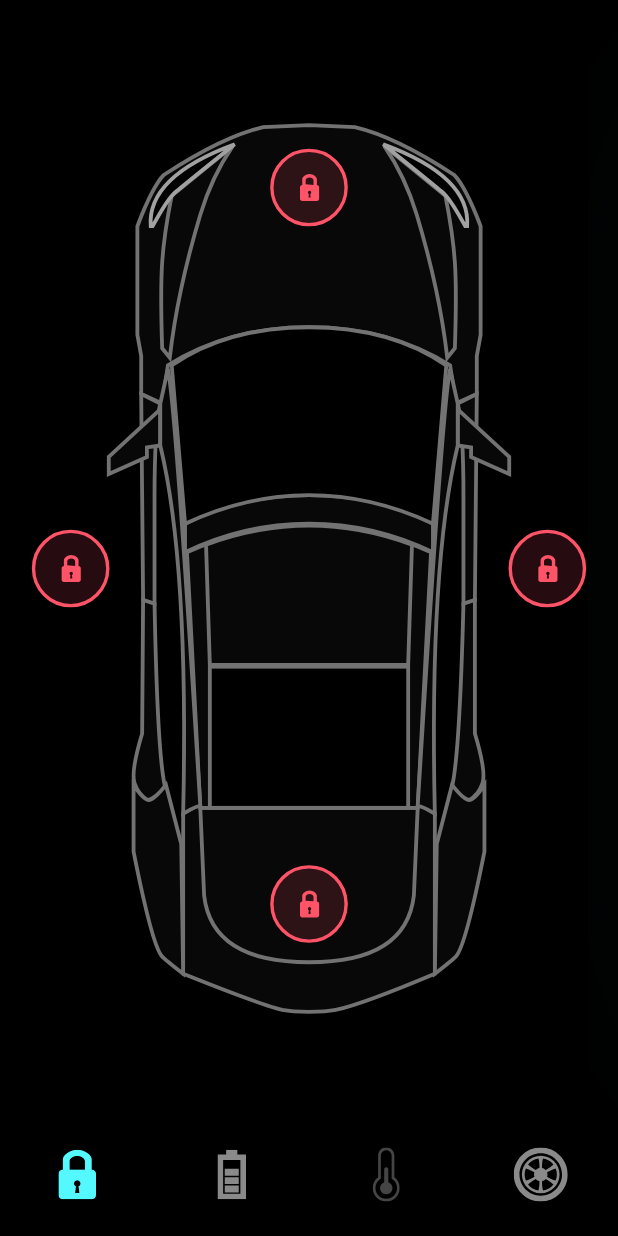
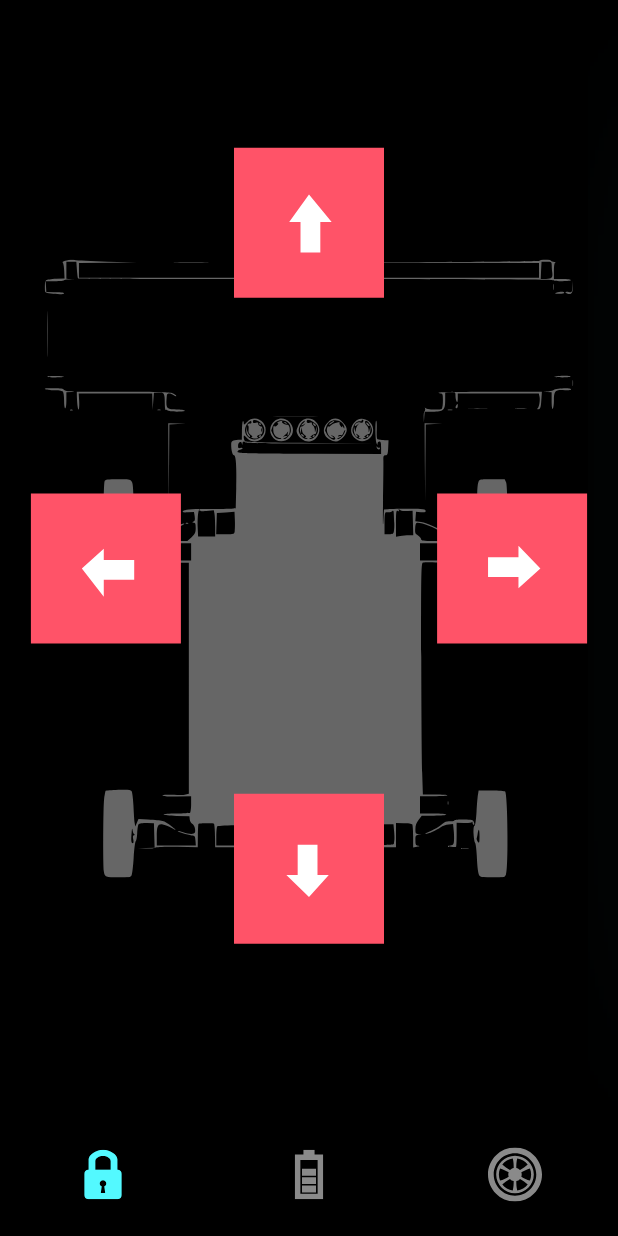
Before and after one commit to python-arch/MineSweeper_control_APP, a Flutter app: the screen it shows after launch, on a phone screen of 412 x 824 dp. Run offline on Flutter 3.47's test engine with Material 2 defaults, Android fonts, the phone set to English and light mode, and no system bars; our stand-ins replace flutter_svg; missing offline and left inert: roslibdart.

Commit message:
ros still left

```diff
--- a/lib/main.dart
+++ b/lib/main.dart
@@ -12,7 +12,7 @@ class MyApp extends StatelessWidget {
   @override
   Widget build(BuildContext context) {
     return MaterialApp(
-      title: 'Tesla Animated App',
+      title: 'MineSweepers Controlled App',
       debugShowCheckedModeBanner: false,
       theme: ThemeData(
         brightness: Brightness.dark,
--- /dev/null
+++ b/lib/screens/components/arrow_button.dart
@@ -0,0 +1,43 @@
+import 'package:flutter/material.dart';
+import 'package:flutter_svg/flutter_svg.dart';
+
+class ArrowButton extends StatelessWidget {
+  final VoidCallback press;
+  final int command;
+
+  ArrowButton({
+    Key? key,
+    required this.press,
+    required this.command,
+  }) : super(key: key);
+
+  @override
+  Widget build(BuildContext context) {
+    String arrowAsset;
+
+    switch (command) {
+      case 1:
+        arrowAsset = "assets/icons/right_arrow.svg";
+        break;
+      case 2:
+        arrowAsset = "assets/icons/left_arrow.svg";
+        break;
+      case 3:
+        arrowAsset = "assets/icons/backward_arrow.svg";
+        break;
+      case 4:
+        arrowAsset = "assets/icons/forward_arrow.svg";
+        break;
+      default:
+        arrowAsset = ""; // Default to an empty asset if the command is not recognized
+        break;
+    }
+
+    return GestureDetector(
+      onTap: press,
+      child: SvgPicture.asset(
+        arrowAsset,
+      ),
+    );
+  }
+}
--- a/lib/screens/components/door_lock.dart
+++ /dev/null
@@ -1,39 +0,0 @@
-import 'package:flutter/material.dart';
-import 'package:flutter_svg/flutter_svg.dart';
-
-import '../../constanins.dart';
-
-class DoorLock extends StatelessWidget {
-  const DoorLock({
-    Key? key,
-    required this.press,
-    required this.isLock,
-  }) : super(key: key);
-
-  final VoidCallback press;
-  final bool isLock;
-
-  @override
-  Widget build(BuildContext context) {
-    return GestureDetector(
-      onTap: press,
-      child: AnimatedSwitcher(
-        duration: defaultDuration,
-        switchInCurve: Curves.easeInOutBack,
-        transitionBuilder: (child, animation) => ScaleTransition(
-          scale: animation,
-          child: child,
-        ),
-        child: isLock
-            ? SvgPicture.asset(
-                "assets/icons/door_lock.svg",
-                key: ValueKey("lock"),
-              )
-            : SvgPicture.asset(
-                "assets/icons/door_unlock.svg",
-                key: ValueKey("unlock"),
-              ),
-      ),
-    );
-  }
-}
--- a/lib/screens/components/tesla_bottom_navigationbar.dart
+++ b/lib/screens/components/tesla_bottom_navigationbar.dart
@@ -19,7 +19,7 @@ class TeslaBottomNavigationBar extends StatelessWidget {
       onTap: onTap,
       currentIndex: selectedTab,
       type: BottomNavigationBarType.fixed,
-      backgroundColor: Colors.black,
+      backgroundColor: Colors.black54,
       items: List.generate(
         navIconSrc.length,
         (index) => BottomNavigationBarItem(
@@ -37,6 +37,5 @@ class TeslaBottomNavigationBar extends StatelessWidget {
 List<String> navIconSrc = [
   "assets/icons/Lock.svg",
   "assets/icons/Charge.svg",
-  "assets/icons/Temp.svg",
   "assets/icons/Tyre.svg",
 ];
--- a/lib/screens/components/tyre_psi_card.dart
+++ b/lib/screens/components/tyre_psi_card.dart
@@ -65,7 +65,7 @@ class TyrePsiCard extends StatelessWidget {
               .copyWith(color: Colors.white, fontWeight: FontWeight.w600),
         ),
         Text(
-          "Pressure".toUpperCase(),
+          "Speed".toUpperCase(),
           style: TextStyle(fontSize: 20),
         ),
       ],
@@ -82,7 +82,7 @@ class TyrePsiCard extends StatelessWidget {
             ),
         children: [
           TextSpan(
-            text: "psi",
+            text: "rpm",
             style: TextStyle(fontSize: 24),
           )
         ],
--- a/lib/screens/home_screen.dart
+++ b/lib/screens/home_screen.dart
@@ -4,9 +4,10 @@ import 'package:flutter_svg/svg.dart';
 import 'package:minesweepers_control_app/constanins.dart';
 import 'package:minesweepers_control_app/home_controller.dart';
 import 'package:minesweepers_control_app/models/TyrePsi.dart';
+import 'dart:math';
 
 import 'components/battery_status.dart';
-import 'components/door_lock.dart';
+import 'components/arrow_button.dart';
 import 'components/temp_details.dart';
 import 'components/tesla_bottom_navigationbar.dart';
 import 'components/tmp_btn.dart';
@@ -135,21 +136,17 @@ class _HomeScreenState extends State<HomeScreen> with TickerProviderStateMixin {
           return Scaffold(
             bottomNavigationBar: TeslaBottomNavigationBar(
               onTap: (index) {
-                if (index == 1)
+                if (index == 1) {
                   _batteryAnimationController.forward();
-                else if (_controller.selectedBottomTab == 1 && index != 1)
+                } else if (_controller.selectedBottomTab == 1 && index != 1) {
                   _batteryAnimationController.reverse(from: 0.7);
+                }
 
-                if (index == 2)
-                  _tempAnimationController.forward();
-                else if (_controller.selectedBottomTab == 2 && index != 2)
-                  _tempAnimationController.reverse(from: 0.4);
-
-                if (index == 3)
+                if (index == 2) { // Skip the "Temp" section
                   _tyreAnimationController.forward();
-                else if (_controller.selectedBottomTab == 3 && index != 3)
+                } else if (_controller.selectedBottomTab == 2 && index != 2) {
                   _tyreAnimationController.reverse();
-
+                }
                 _controller.showTyreController(index);
                 _controller.tyreStatusController(index);
                 // Make sure you call it before [onBottomNavigationTabChange]
@@ -157,6 +154,7 @@ class _HomeScreenState extends State<HomeScreen> with TickerProviderStateMixin {
               },
               selectedTab: _controller.selectedBottomTab,
             ),
+
             body: SafeArea(
               child: LayoutBuilder(
                 builder: (context, constrains) {
@@ -177,9 +175,11 @@ class _HomeScreenState extends State<HomeScreen> with TickerProviderStateMixin {
                         child: Padding(
                           padding: EdgeInsets.symmetric(
                               vertical: constrains.maxHeight * 0.1),
-                          child: SvgPicture.asset(
-                            "assets/icons/Car.svg",
-                            width: double.infinity,
+                          child: Transform.rotate(
+                            angle: -pi/2, // Rotate by 45 degrees (in radians)
+                            child: SvgPicture.asset(
+                              'assets/icons/Car.svg', // Replace with your SVG file path
+                            ),
                           ),
                         ),
                       ),
@@ -192,9 +192,13 @@ class _HomeScreenState extends State<HomeScreen> with TickerProviderStateMixin {
                         child: AnimatedOpacity(
                           duration: defaultDuration,
                           opacity: _controller.selectedBottomTab == 0 ? 1 : 0,
-                          child: DoorLock(
-                            isLock: _controller.isRightDoorLock,
-                            press: _controller.updateRightDoorLock,
+                          child: Container(
+                            width: 100, // Set the desired width
+                            height: 100,
+                            child : ArrowButton(
+                              command: 1, // Replace with the appropriate command integer for right arrow
+                              press: _controller.updateRightArrow, // Replace with your command handling function
+                            ),
                           ),
                         ),
                       ),
@@ -206,9 +210,13 @@ class _HomeScreenState extends State<HomeScreen> with TickerProviderStateMixin {
                         child: AnimatedOpacity(
                           duration: defaultDuration,
                           opacity: _controller.selectedBottomTab == 0 ? 1 : 0,
-                          child: DoorLock(
-                            isLock: _controller.isLeftDoorLock,
-                            press: _controller.updateLeftDoorLock,
+                          child: Container(
+                            width: 100, // Set the desired width
+                            height: 100,
+                            child : ArrowButton(
+                              command: 2, // Replace with the appropriate command integer for right arrow
+                              press: _controller.updateLeftArrow, // Replace with your command handling function
+                            ),
                           ),
                         ),
                       ),
@@ -220,10 +228,16 @@ class _HomeScreenState extends State<HomeScreen> with TickerProviderStateMixin {
                         child: AnimatedOpacity(
                           duration: defaultDuration,
                           opacity: _controller.selectedBottomTab == 0 ? 1 : 0,
-                          child: DoorLock(
-                            isLock: _controller.isBonnetLock,
-                            press: _controller.updateBonnetDoorLock,
-                          ),
+                          child: MouseRegion(cursor: SystemMouseCursors.click,
+                              child: Container(
+                              width: 100, // Set the desired width
+                              height: 100,
+                              child : ArrowButton(
+                              command: 4, // Replace with the appropriate command integer for right arrow
+                              press: _controller.updateForwardArrow, // Replace with your command handling function
+                              ),
+                  ),
+                  ),
                         ),
                       ),
                       AnimatedPositioned(
@@ -234,9 +248,13 @@ class _HomeScreenState extends State<HomeScreen> with TickerProviderStateMixin {
                         child: AnimatedOpacity(
                           duration: defaultDuration,
                           opacity: _controller.selectedBottomTab == 0 ? 1 : 0,
-                          child: DoorLock(
-                            isLock: _controller.isTrunkLock,
-                            press: _controller.updateTrunkDoorLock,
+                          child: Container(
+                            width: 100, // Set the desired width
+                            height: 100,
+                            child : ArrowButton(
+                            command: 3, // Replace with the appropriate command integer for right arrow
+                            press: _controller.updateBackwardArrow, // Replace with your command handling function
+                          ),
                           ),
                         ),
                       ),
--- a/pubspec.yaml
+++ b/pubspec.yaml
@@ -36,6 +36,7 @@ dependencies:
   # Use with the CupertinoIcons class for iOS style icons.
   cupertino_icons: ^1.0.2
   flutter_svg: ^2.0.7
+  roslibdart: ^0.0.1-dev+4
 
 dev_dependencies:
   flutter_test:
```
Also changed, not shown: lib/home_controller.dart (+36 -19 lines), assets/icons/Battery.svg, assets/icons/Car.svg, assets/icons/backward_arrow.svg (added), assets/icons/door_lock.svg (deleted), assets/icons/forward_arrow.svg (added), assets/icons/left_arrow.svg (added), assets/icons/right_arrow.svg (added), assets/images/robot.png (added), assets/images/robot_2.png (added), pubspec.lock.
